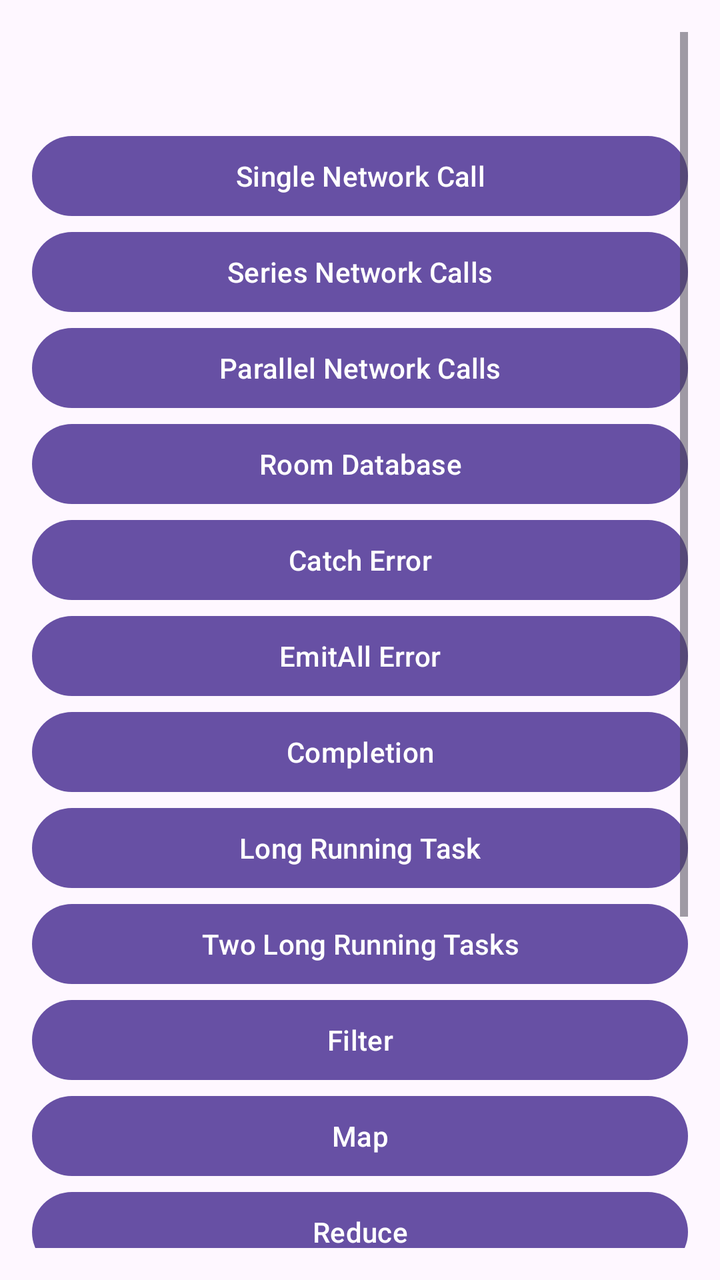
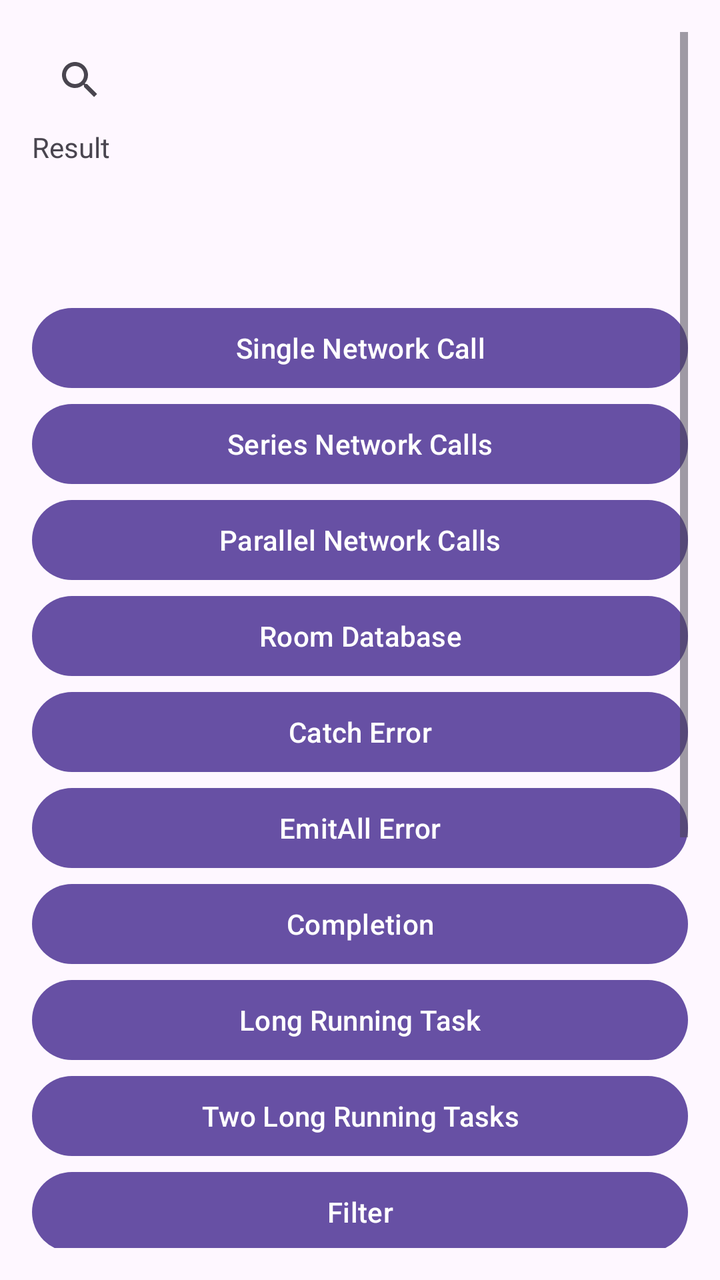

Two renders of the same Android screen: before a commit and after it. Below are the layout's source before the change and the commit's diff.
<!-- AndroidManifest.xml: application theme Theme.AllProject -->
<!-- res/layout/activity_flow.xml -->
<?xml version="1.0" encoding="utf-8"?>
<ScrollView xmlns:android="http://schemas.android.com/apk/res/android"
    android:layout_width="match_parent"
    android:layout_height="match_parent"
    android:fadeScrollbars="false"
    android:paddingLeft="16dp"
    android:paddingTop="16dp"
    android:paddingRight="16dp"
    android:paddingBottom="16dp">

    <LinearLayout
        android:layout_width="match_parent"
        android:layout_height="wrap_content"
        android:orientation="vertical">

        <ProgressBar
            android:id="@+id/progressBar"
            android:layout_width="wrap_content"
            android:layout_height="wrap_content"
            android:layout_gravity="center_horizontal"/>

        <Button
            android:layout_width="match_parent"
            android:layout_height="wrap_content"
            android:onClick="startSingleNetworkCallActivity"
            android:text="@string/single_network_call"
            android:textColor="@android:color/white" />

        <Button
            android:layout_width="match_parent"
            android:layout_height="wrap_content"
            android:onClick="startSeriesNetworkCallsActivity"
            android:text="@string/series_network_calls"
            android:textColor="@android:color/white" />

        <Button
            android:layout_width="match_parent"
            android:layout_height="wrap_content"
            android:onClick="startParallelNetworkCallsActivity"
            android:text="@string/parallel_network_calls"
            android:textColor="@android:color/white" />

        <Button
            android:layout_width="match_parent"
            android:layout_height="wrap_content"
            android:onClick="startRoomDatabaseActivity"
            android:text="@string/room_database"
            android:textColor="@android:color/white" />

        <Button
            android:layout_width="match_parent"
            android:layout_height="wrap_content"
            android:onClick="startCatchActivity"
            android:text="@string/catch_error"
            android:textColor="@android:color/white" />

        <Button
            android:layout_width="match_parent"
            android:layout_height="wrap_content"
            android:onClick="startEmitAllActivity"
            android:text="@string/emit_all_error"
            android:textColor="@android:color/white" />

        <Button
            android:layout_width="match_parent"
            android:layout_height="wrap_content"
            android:onClick="startCompletionActivity"
            android:text="@string/completion"
            android:textColor="@android:color/white" />

        <Button
            android:layout_width="match_parent"
            android:layout_height="wrap_content"
            android:onClick="startLongRunningTaskActivity"
            android:text="@string/long_running_task"
            android:textColor="@android:color/white" />

        <Button
            android:layout_width="match_parent"
            android:layout_height="wrap_content"
            android:onClick="startTwoLongRunningTasksActivity"
            android:text="@string/two_long_running_tasks"
            android:textColor="@android:color/white" />

        <Button
            android:layout_width="match_parent"
            android:layout_height="wrap_content"
            android:onClick="startFilterActivity"
            android:text="@string/filter"
            android:textColor="@android:color/white" />

        <Button
            android:layout_width="match_parent"
            android:layout_height="wrap_content"
            android:onClick="startMapActivity"
            android:text="@string/map"
            android:textColor="@android:color/white" />

        <Button
            android:layout_width="match_parent"
            android:layout_height="wrap_content"
            android:onClick="startReduceActivity"
            android:text="@string/reduce"
            android:textColor="@android:color/white" />

        <Button
            android:layout_width="match_parent"
            android:layout_height="wrap_content"
            android:onClick="startSearchActivity"
            android:text="@string/search"
            android:textColor="@android:color/white" />

        <Button
            android:layout_width="match_parent"
            android:layout_height="wrap_content"
            android:onClick="startRetryActivity"
            android:text="@string/retry"
            android:textColor="@android:color/white" />

        <Button
            android:layout_width="match_parent"
            android:layout_height="wrap_content"
            android:onClick="startRetryWhenActivity"
            android:text="@string/retry_when"
            android:textColor="@android:color/white" />

        <Button
            android:layout_width="match_parent"
            android:layout_height="wrap_content"
            android:onClick="startRetryExponentialBackoffActivity"
            android:text="@string/retry_exponential_backoff"
            android:textColor="@android:color/white" />

        <Button
            android:layout_width="match_parent"
            android:layout_height="wrap_content"
            android:onClick="startFlowOnActivity"
            android:text="@string/flow_on"
            android:textColor="@android:color/white" />

    </LinearLayout>
</ScrollView>
<!-- resources referenced by this layout -->
<resources>
  <string name="catch_error">Catch Error</string>
  <string name="completion">Completion</string>
  <string name="emit_all_error">EmitAll Error</string>
  <string name="filter">Filter</string>
  <string name="flow_on">FlowOn</string>
  <string name="long_running_task">Long Running Task</string>
  <string name="map">Map</string>
  <string name="parallel_network_calls">Parallel Network Calls</string>
  <string name="reduce">Reduce</string>
  <string name="retry">Retry</string>
  <string name="retry_exponential_backoff">RetryExponentialBackoff</string>
  <string name="retry_when">RetryWhen</string>
  <string name="room_database">Room Database</string>
  <string name="search">Search</string>
  <string name="series_network_calls">Series Network Calls</string>
  <string name="single_network_call">Single Network Call</string>
  <string name="two_long_running_tasks">Two Long Running Tasks</string>
  <style name="Theme.AllProject" parent="Base.Theme.AllProject" />
  <style name="Base.Theme.AllProject" parent="Theme.Material3.DayNight.NoActionBar">
          
          
      </style>
</resources>

<!-- the commit's change to res/layout/activity_flow.xml (unified diff, before → after) -->
@@ -12,6 +12,23 @@
         android:layout_width="match_parent"
         android:layout_height="wrap_content"
         android:orientation="vertical">
+
+        <SearchView
+            android:id="@+id/searchView"
+            android:layout_width="match_parent"
+            android:layout_height="48dp">
+
+        </SearchView>
+
+        <TextView
+            android:layout_width="match_parent"
+            android:layout_height="wrap_content"
+            android:text="@string/result" />
+
+        <TextView
+            android:id="@+id/textViewResult"
+            android:layout_width="match_parent"
+            android:layout_height="wrap_content" />
 
         <ProgressBar
             android:id="@+id/progressBar"
<!-- resource entries referenced after the edit -->
@@ -9,6 +9,7 @@
   <string name="map">Map</string>
   <string name="parallel_network_calls">Parallel Network Calls</string>
   <string name="reduce">Reduce</string>
+  <string name="result">Result</string>
   <string name="retry">Retry</string>
   <string name="retry_exponential_backoff">RetryExponentialBackoff</string>
   <string name="retry_when">RetryWhen</string>
